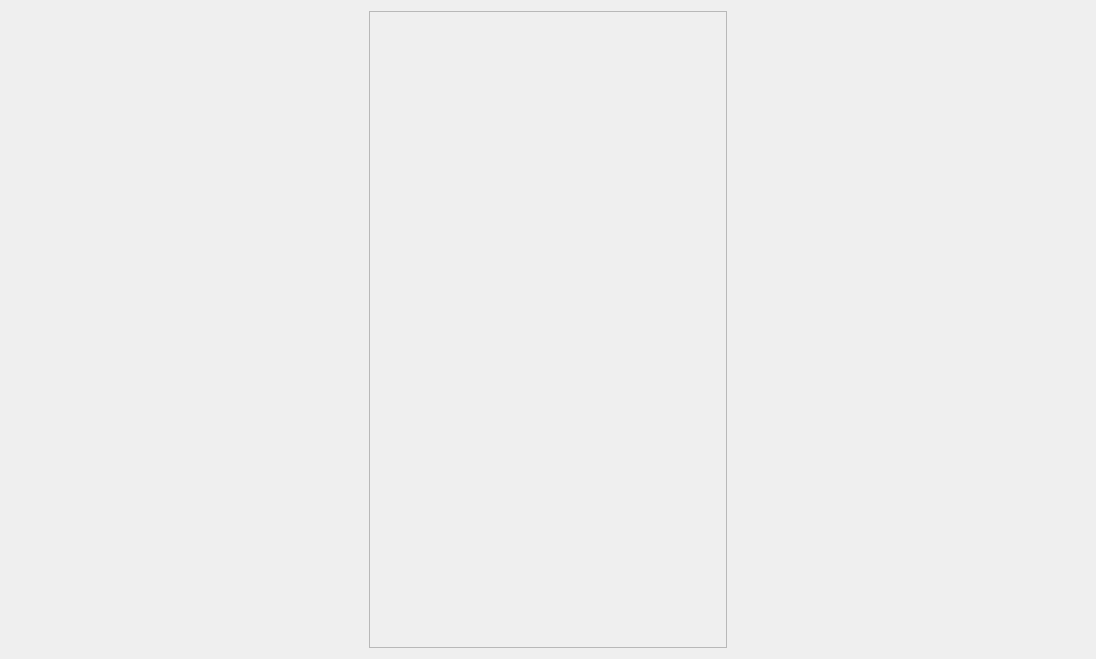
Old version of the form src/ui/_ui/documentwidget.ui in the repository LambolAlee/recmed2.
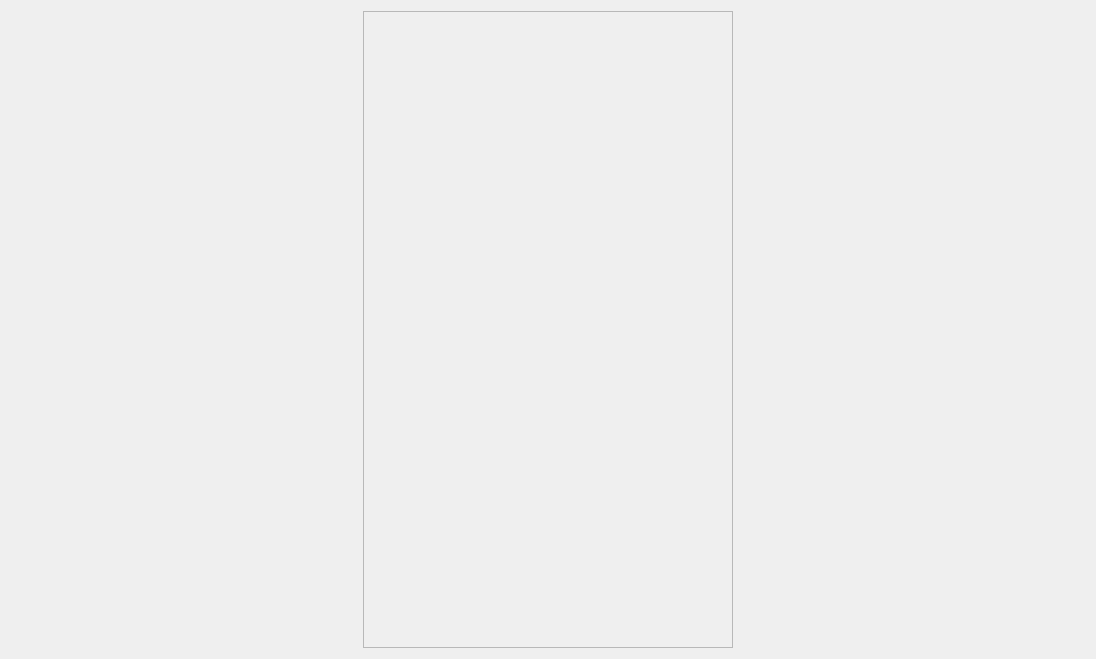
New version of the form.

```diff
--- a/src/ui/_ui/documentwidget.ui
+++ b/src/ui/_ui/documentwidget.ui
@@ -19,6 +19,9 @@
      <property name="orientation">
       <enum>Qt::Orientation::Horizontal</enum>
      </property>
+     <property name="sizeType">
+      <enum>QSizePolicy::Policy::Maximum</enum>
+     </property>
      <property name="sizeHint" stdset="0">
       <size>
        <width>352</width>
@@ -37,7 +40,7 @@
        <rect>
         <x>0</x>
         <y>0</y>
-        <width>354</width>
+        <width>360</width>
         <height>639</height>
        </rect>
       </property>
@@ -50,6 +53,9 @@
      <property name="orientation">
       <enum>Qt::Orientation::Horizontal</enum>
      </property>
+     <property name="sizeType">
+      <enum>QSizePolicy::Policy::Maximum</enum>
+     </property>
      <property name="sizeHint" stdset="0">
       <size>
        <width>352</width>
```
